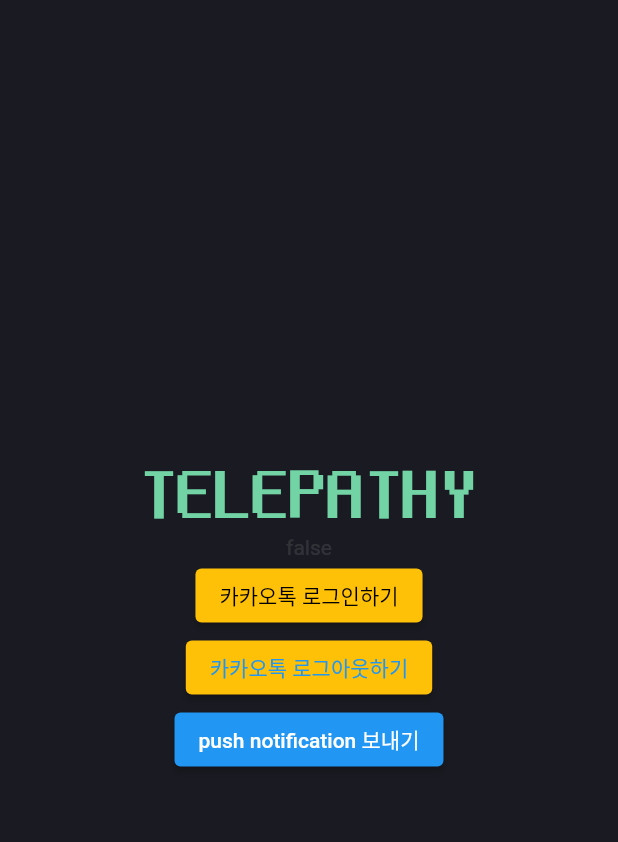
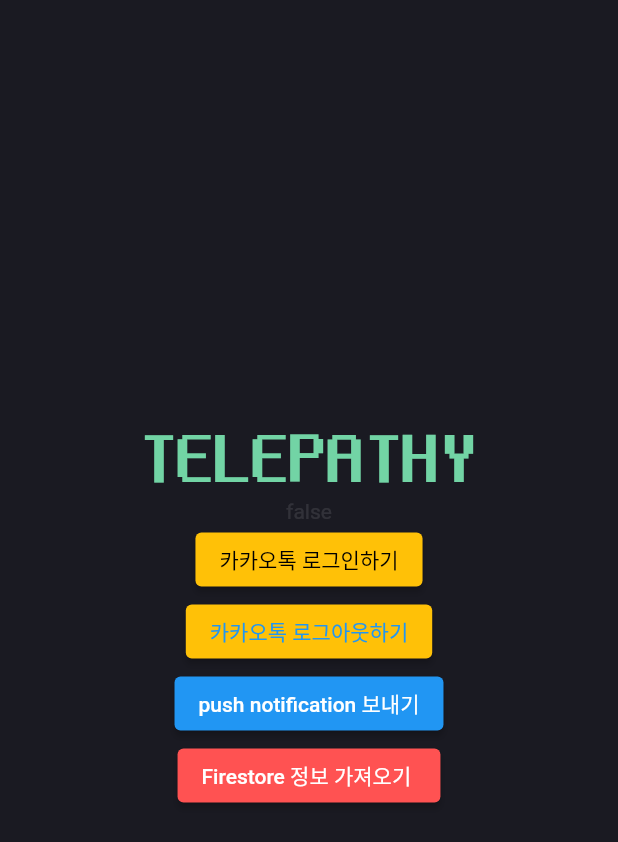
Before and after one commit to juhyeongee/telepathy_flutter, a Flutter app: the screen it shows after launch, on a phone screen of 412 x 824 dp. Shown: the top 842 px of the screen. Run offline on Flutter 3.47's test engine with Material 2 defaults, Android fonts, the phone set to English and light mode, and no system bars; our stand-ins replace cloud_firestore, firebase_core, firebase_messaging, flutter_local_notifications; missing offline and left inert: kakao_flutter_sdk_user; accounts and stored records are empty.

Commit message:
fix: firestore 설치 버전 연동 이슈, M1 chip 이슈
https://stackoverflow.com/questions/64443888/flutter-cocoapodss-specs-repository-is-too-out-of-date-to-satisfy-dependencies/71458394#71458394

```diff
--- a/lib/LoginScreen.dart
+++ b/lib/LoginScreen.dart
@@ -2,6 +2,7 @@
 import 'package:telepathy_flutter/kakao_login.dart';
 import 'package:telepathy_flutter/main_view_model.dart';
 import 'functions/fcmController/fcmController.dart';
+import 'package:cloud_firestore/cloud_firestore.dart';
 
 class LoginScreen extends StatefulWidget {
   const LoginScreen({super.key});
@@ -12,6 +13,12 @@
 
 class _LoginScreenState extends State<LoginScreen> {
   final viewModel = MainViewModel(KakaoLogin());
+  final firestore = FirebaseFirestore.instance;
+
+  getData() async {
+    var result = await firestore.collection('example').doc("exampleDocs").get();
+    return result;
+  }
 
   @override
   Widget build(BuildContext context) {
@@ -73,6 +80,18 @@
                   child: Text(
                     "push notification 보내기",
                   ),
+                ),
+                ElevatedButton(
+                  style: ElevatedButton.styleFrom(
+                      backgroundColor: Colors.redAccent,
+                      foregroundColor: Colors.white),
+                  onPressed: () async {
+                    final result = await getData();
+                    print(result.data());
+                  },
+                  child: Text(
+                    "Firestore 정보 가져오기 ",
+                  ),
                 )
                 //
                 // TextField(
--- a/pubspec.yaml
+++ b/pubspec.yaml
@@ -41,6 +41,7 @@
   firebase_messaging: ^14.1.0
   flutter_local_notifications: ^12.0.3+1
   firebase_core: ^2.2.0
+  cloud_firestore: ^4.0.0
 
 dev_dependencies:
   flutter_test:
```
Also changed, not shown: pubspec.lock, 1 other file.
